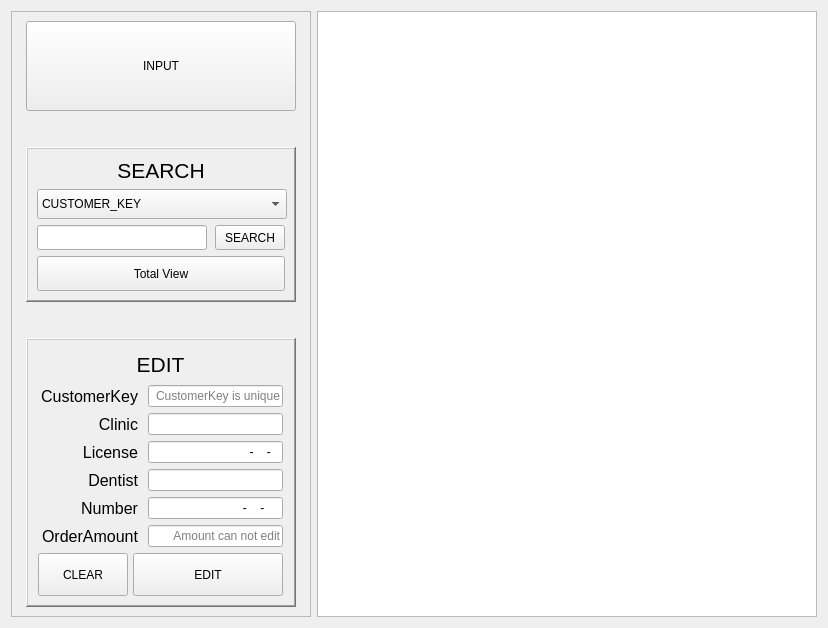
Old version of the form CustomerManagementAPP/Admin/productmanager.ui in the repository AndaCondaa/Project_CustomerManagementApp.
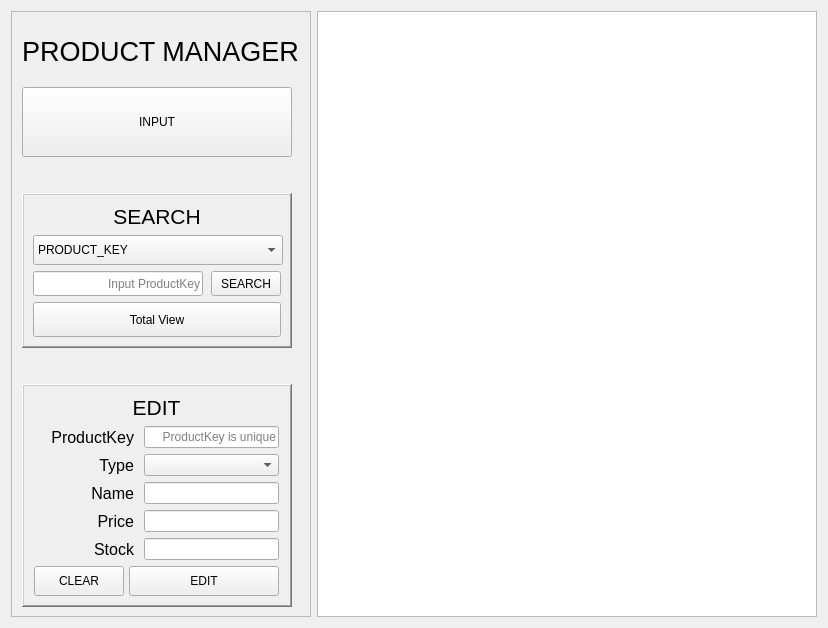
New version of the form. Icons and pictures are not drawn.

Diff of the .ui file:
```diff
--- a/CustomerManagementAPP/Admin/productmanager.ui
+++ b/CustomerManagementAPP/Admin/productmanager.ui
@@ -27,6 +27,21 @@
        <layout class="QGridLayout" name="gridLayout_3">
         <item row="0" column="0">
          <layout class="QVBoxLayout" name="verticalLayout_3">
+          <item>
+           <widget class="QLabel" name="label">
+            <property name="font">
+             <font>
+              <pointsize>20</pointsize>
+             </font>
+            </property>
+            <property name="text">
+             <string>PRODUCT MANAGER</string>
+            </property>
+            <property name="alignment">
+             <set>Qt::AlignCenter</set>
+            </property>
+           </widget>
+          </item>
           <item>
            <widget class="QPushButton" name="inputButton">
             <property name="sizePolicy">
@@ -38,13 +53,13 @@
             <property name="minimumSize">
              <size>
               <width>270</width>
-              <height>90</height>
+              <height>70</height>
              </size>
             </property>
             <property name="maximumSize">
              <size>
               <width>250</width>
-              <height>90</height>
+              <height>70</height>
              </size>
             </property>
             <property name="sizeIncrement">
@@ -141,7 +156,7 @@
                  </property>
                  <item>
                   <property name="text">
-                   <string>CUSTOMER_KEY</string>
+                   <string>PRODUCT_KEY</string>
                   </property>
                  </item>
                  <item>
@@ -192,11 +207,14 @@
                     </size>
                    </property>
                    <property name="inputMask">
-                    <string>000000</string>
+                    <string>0000</string>
                    </property>
                    <property name="alignment">
                     <set>Qt::AlignRight|Qt::AlignTrailing|Qt::AlignVCenter</set>
                    </property>
+                   <property name="placeholderText">
+                    <string>Input ProductKey</string>
+                   </property>
                   </widget>
                  </item>
                  <item>
@@ -356,7 +374,7 @@
                     </font>
                    </property>
                    <property name="text">
-                    <string>CustomerKey</string>
+                    <string>ProductKey</string>
                    </property>
                    <property name="alignment">
                     <set>Qt::AlignRight|Qt::AlignTrailing|Qt::AlignVCenter</set>
@@ -377,6 +395,9 @@
                      <height>25</height>
                     </size>
                    </property>
+                   <property name="inputMask">
+                    <string>0000</string>
+                   </property>
                    <property name="alignment">
                     <set>Qt::AlignRight|Qt::AlignTrailing|Qt::AlignVCenter</set>
                    </property>
@@ -384,7 +405,7 @@
                     <bool>true</bool>
                    </property>
                    <property name="placeholderText">
-                    <string>CustomerKey is unique</string>
+                    <string>ProductKey is unique</string>
                    </property>
                   </widget>
                  </item>
@@ -416,7 +437,7 @@
                     </font>
                    </property>
                    <property name="text">
-                    <string>Clinic</string>
+                    <string>Type</string>
                    </property>
                    <property name="alignment">
                     <set>Qt::AlignRight|Qt::AlignTrailing|Qt::AlignVCenter</set>
@@ -424,23 +445,7 @@
                   </widget>
                  </item>
                  <item>
-                  <widget class="QLineEdit" name="clinicEditLine">
-                   <property name="sizePolicy">
-                    <sizepolicy hsizetype="Fixed" vsizetype="Fixed">
-                     <horstretch>0</horstretch>
-                     <verstretch>0</verstretch>
-                    </sizepolicy>
-                   </property>
-                   <property name="maximumSize">
-                    <size>
-                     <width>180</width>
-                     <height>25</height>
-                    </size>
-                   </property>
-                   <property name="alignment">
-                    <set>Qt::AlignRight|Qt::AlignTrailing|Qt::AlignVCenter</set>
-                   </property>
-                  </widget>
+                  <widget class="QComboBox" name="typeBox"/>
                  </item>
                 </layout>
                </item>
@@ -470,7 +475,7 @@
                     </font>
                    </property>
                    <property name="text">
-                    <string>License</string>
+                    <string>Name</string>
                    </property>
                    <property name="alignment">
                     <set>Qt::AlignRight|Qt::AlignTrailing|Qt::AlignVCenter</set>
@@ -492,7 +497,7 @@
                     </size>
                    </property>
                    <property name="inputMask">
-                    <string>00-0000-00</string>
+                    <string>NNNNNNNNNN</string>
                    </property>
                    <property name="alignment">
                     <set>Qt::AlignRight|Qt::AlignTrailing|Qt::AlignVCenter</set>
@@ -527,7 +532,7 @@
                     </font>
                    </property>
                    <property name="text">
-                    <string>Dentist</string>
+                    <string>Price</string>
                    </property>
                    <property name="alignment">
                     <set>Qt::AlignRight|Qt::AlignTrailing|Qt::AlignVCenter</set>
@@ -548,6 +553,9 @@
                      <height>25</height>
                     </size>
                    </property>
+                   <property name="inputMask">
+                    <string>000000</string>
+                   </property>
                    <property name="alignment">
                     <set>Qt::AlignRight|Qt::AlignTrailing|Qt::AlignVCenter</set>
                    </property>
@@ -560,56 +568,6 @@
                  <property name="spacing">
                   <number>10</number>
                  </property>
-                 <item>
-                  <widget class="QLabel" name="numberLabel">
-                   <property name="sizePolicy">
-                    <sizepolicy hsizetype="Fixed" vsizetype="Preferred">
-                     <horstretch>0</horstretch>
-                     <verstretch>0</verstretch>
-                    </sizepolicy>
-                   </property>
-                   <property name="maximumSize">
-                    <size>
-                     <width>100</width>
-                     <height>16777215</height>
-                    </size>
-                   </property>
-                   <property name="font">
-                    <font>
-                     <pointsize>12</pointsize>
-                     <bold>false</bold>
-                    </font>
-                   </property>
-                   <property name="text">
-                    <string>Number</string>
-                   </property>
-                   <property name="alignment">
-                    <set>Qt::AlignRight|Qt::AlignTrailing|Qt::AlignVCenter</set>
-                   </property>
-                  </widget>
-                 </item>
-                 <item>
-                  <widget class="QLineEdit" name="numberEditLine">
-                   <property name="sizePolicy">
-                    <sizepolicy hsizetype="Fixed" vsizetype="Fixed">
-                     <horstretch>0</horstretch>
-                     <verstretch>0</verstretch>
-                    </sizepolicy>
-                   </property>
-                   <property name="maximumSize">
-                    <size>
-                     <width>180</width>
-                     <height>25</height>
-                    </size>
-                   </property>
-                   <property name="inputMask">
-                    <string>000-0000-0000</string>
-                   </property>
-                   <property name="alignment">
-                    <set>Qt::AlignRight|Qt::AlignTrailing|Qt::AlignVCenter</set>
-                   </property>
-                  </widget>
-                 </item>
                 </layout>
                </item>
                <item>
@@ -638,7 +596,7 @@
                     </font>
                    </property>
                    <property name="text">
-                    <string>OrderAmount</string>
+                    <string>Stock</string>
                    </property>
                    <property name="alignment">
                     <set>Qt::AlignRight|Qt::AlignTrailing|Qt::AlignVCenter</set>
@@ -659,14 +617,17 @@
                      <height>25</height>
                     </size>
                    </property>
+                   <property name="inputMask">
+                    <string>00000</string>
+                   </property>
                    <property name="alignment">
                     <set>Qt::AlignRight|Qt::AlignTrailing|Qt::AlignVCenter</set>
                    </property>
                    <property name="readOnly">
-                    <bool>true</bool>
+                    <bool>false</bool>
                    </property>
                    <property name="placeholderText">
-                    <string>Amount can not edit</string>
+                    <string/>
                    </property>
                   </widget>
                  </item>
```
Left out of the diff: 29 changed lines with no effect on the pictures.
